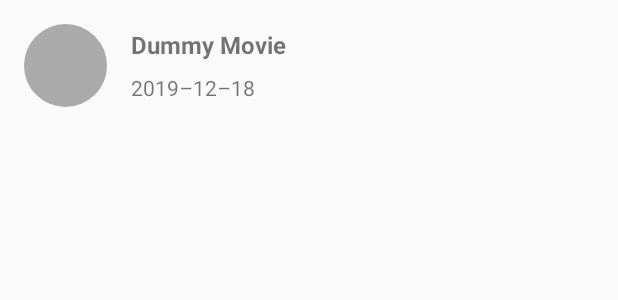
After one commit to oong26/MyMovieCatalogueLocalStorage, an Android app: the layout item_movies.xml on its own in the app's theme, with its tools: preview values and no code run, on a phone screen of 412 x 824 dp. The commit adds this screen. Shown: the top 300 px of the screen. Run offline under Robolectric (Android 15) with nearby library versions, the phone set to English and light mode, and no system bars.

Commit message:
Fix Show Movies & TV show

```diff
--- a/app/src/main/AndroidManifest.xml
+++ b/app/src/main/AndroidManifest.xml
@@ -1,6 +1,8 @@
 <?xml version="1.0" encoding="utf-8"?>
 <manifest xmlns:android="http://schemas.android.com/apk/res/android"
     package="com.oong.mymoviecataloguelocalstorage">
+
+    <uses-permission android:name="android.permission.INTERNET"/>
 
     <application
         android:allowBackup="true"
--- a/app/src/main/java/com/oong/mymoviecataloguelocalstorage/model/MoviesModel.java
+++ b/app/src/main/java/com/oong/mymoviecataloguelocalstorage/model/MoviesViewModel.java
@@ -20,7 +20,7 @@ import java.util.ArrayList;
 
 import cz.msebera.android.httpclient.Header;
 
-public class MoviesModel extends ViewModel {
+public class MoviesViewModel extends ViewModel {
 
     private static final String API_KEY = "8a9136100788b5ba869e016a4625a9bc";
     private MutableLiveData<ArrayList<MovieItems>> listMovies = new MutableLiveData<>();
--- /dev/null
+++ b/app/src/main/res/layout/item_movies.xml
@@ -0,0 +1,45 @@
+<?xml version="1.0" encoding="utf-8"?>
+<RelativeLayout xmlns:android="http://schemas.android.com/apk/res/android"
+    android:layout_width="match_parent"
+    android:layout_height="wrap_content"
+    android:orientation="horizontal"
+    android:padding="16dp"
+    xmlns:tools="http://schemas.android.com/tools">
+
+    <de.hdodenhof.circleimageview.CircleImageView
+        android:id="@+id/img_movie_photo"
+        android:layout_width="55dp"
+        android:layout_height="55dp"
+        android:layout_marginEnd="@dimen/activity_horizontal_margin"
+        android:layout_marginRight="@dimen/activity_horizontal_margin"
+        tools:src="@android:color/darker_gray"
+        android:contentDescription="@string/movie_photo"/>
+
+    <LinearLayout
+        android:layout_width="match_parent"
+        android:layout_height="wrap_content"
+        android:layout_centerVertical="true"
+        android:layout_toEndOf="@id/img_movie_photo"
+        android:layout_toRightOf="@id/img_movie_photo"
+        android:orientation="vertical">
+
+        <TextView
+            android:id="@+id/tv_movie_name"
+            android:layout_width="match_parent"
+            android:layout_height="wrap_content"
+            android:layout_marginBottom="8dp"
+            android:textSize="16sp"
+            android:textStyle="bold"
+            tools:text="@string/movie_name" />
+
+        <TextView
+            android:id="@+id/tv_movie_release_date"
+            android:layout_width="match_parent"
+            android:layout_height="wrap_content"
+            android:ellipsize="end"
+            android:maxLines="2"
+            tools:text="@string/movie_release_date" />
+
+    </LinearLayout>
+
+</RelativeLayout>
--- a/app/src/main/res/values/strings.xml
+++ b/app/src/main/res/values/strings.xml
@@ -7,4 +7,9 @@
     <string name="tab_tv_fav">TV Show Favorite</string>
     <string name="error_msg">There is an error</string>
     <string name="server_error">Unreachable Server</string>
+    <string name="movie_name">Dummy Movie</string>
+    <string name="movie_photo">Movie Photo</string>
+    <string name="movie_release_date">2019–12–18</string>
+    <string name="tv_show_pupularity">467.558</string>
+    <string name="back_text">Press again to exit</string>
 </resources>
```
Also changed, not shown: app/src/main/java/com/oong/mymoviecataloguelocalstorage/MainActivity.java (+22 -0 lines), app/src/main/java/com/oong/mymoviecataloguelocalstorage/adapter/MoviesAdapter.java (added, +83 -0 lines), app/src/main/java/com/oong/mymoviecataloguelocalstorage/adapter/TVShowAdapter.java (added, +82 -0 lines), app/src/main/res/layout/fragment_tvshow.xml (+23 -7 lines), app/src/main/res/layout/item_tv_show.xml (added, +45 -0 lines).
